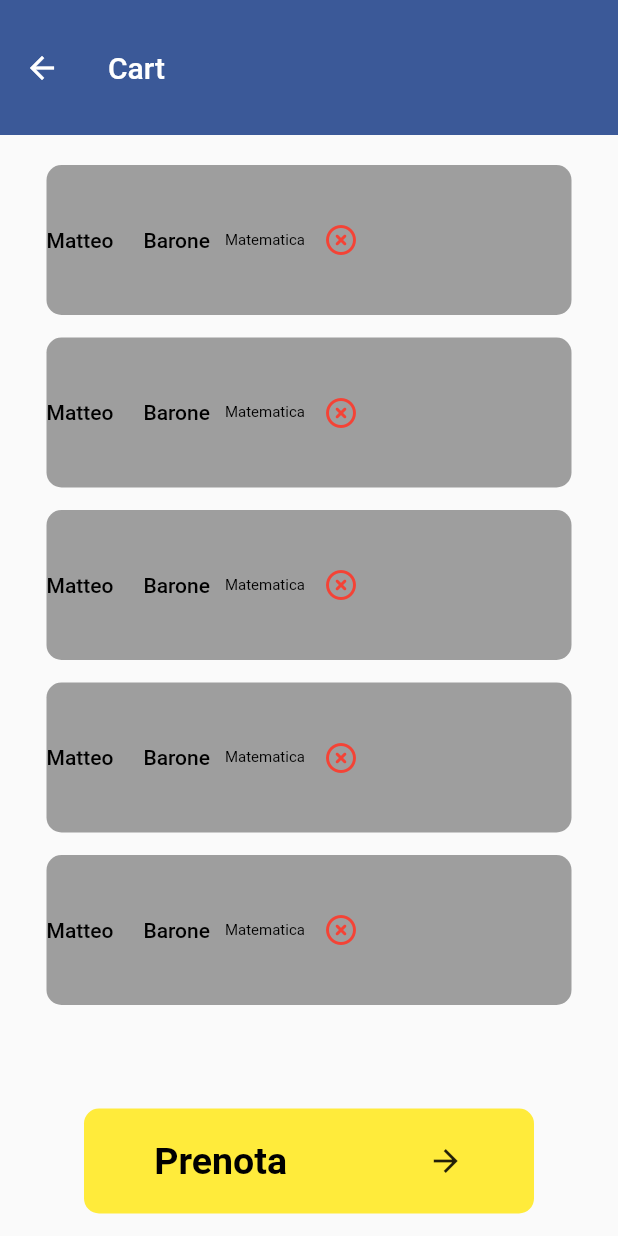
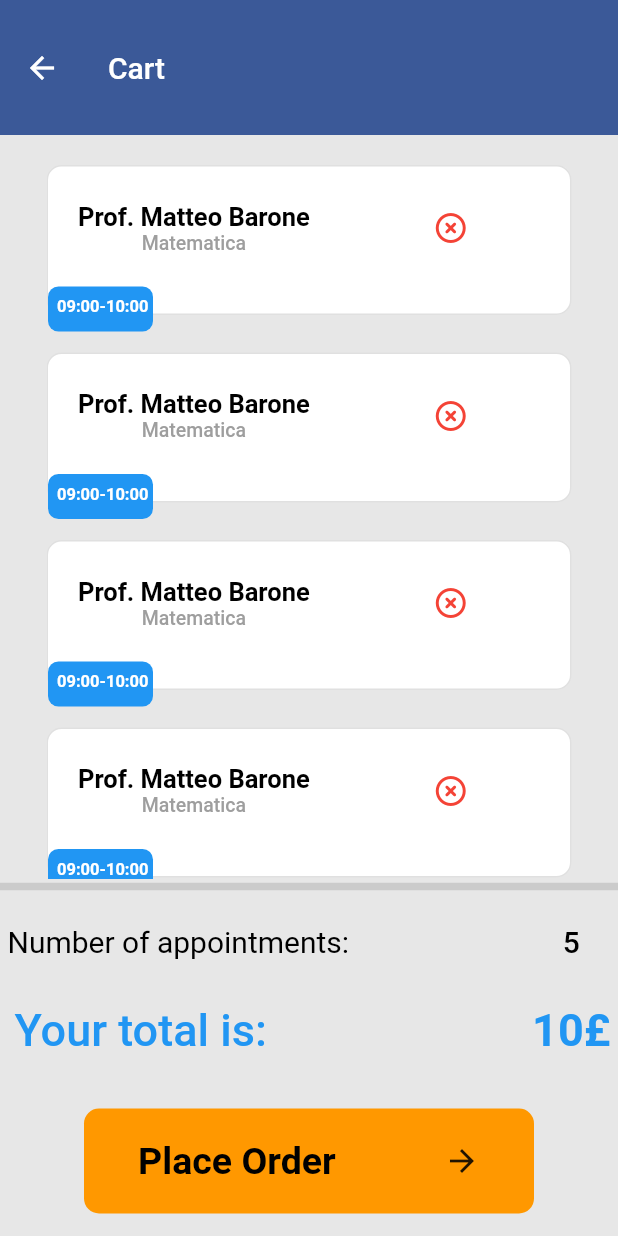
Before and after one commit to ollyexe/Booky, a Flutter app: the screen it shows after launch, after a tap on the "shopping cart" icon, on a phone screen of 412 x 824 dp. Run offline on Flutter 3.47's test engine with Material 2 defaults, Android fonts, the phone set to English and light mode, and no system bars; our stand-ins replace animated_bottom_navigation_bar, auto_size_text, table_calendar.

Commit message:
Cart is done+Doing SingleLecture+changed Background Color

```diff
--- a/lib/NavigationBar/Calendar.dart
+++ b/lib/NavigationBar/Calendar.dart
@@ -20,6 +20,7 @@ class _CalendarState extends State<Calendar> {
   @override
   Widget build(BuildContext context) {
     return Scaffold(
+      backgroundColor: const Color(0xFFE7E7E7),
       body: Column(
         children: [
           const SizedBox(height: 30),
--- a/lib/NavigationBar/Cart.dart
+++ b/lib/NavigationBar/Cart.dart
@@ -15,11 +15,13 @@ class _CartState extends State<Cart> {
   @override
   Widget build(BuildContext context) {
     return Scaffold(
+      backgroundColor: const Color(0xFFE7E7E7),
       body: Column(
         children: [
           customAppBar(placeholder,text),
           const SizedBox(height: 20),
           listOfAppointments(context,removeButton()),
+          totalCost("10£",5),
           const SizedBox(height: 15),
           confirmationButton(),
         ],
@@ -46,14 +48,14 @@ Widget confirmationButton(){
       child: Container(
         decoration: BoxDecoration(
           borderRadius: BorderRadius.circular(10),
-          color: Colors.yellow,
+          color: Colors.orange,
         ),
         width: 300,
         height: 70,
         child: Row(
           mainAxisAlignment: MainAxisAlignment.spaceAround,
           children: [
-            myText("Prenota", 25, Colors.black,FontWeight.w600),
+            myText("Place Order", 25, Colors.black,FontWeight.w600),
             const Icon(Icons.arrow_forward)
           ],
         ),
@@ -61,3 +63,42 @@ Widget confirmationButton(){
     ),
   );
 }
+
+
+Widget totalCost(String totalCost,int number){
+  return Column(
+    children: [
+      const Divider(height: 10,thickness: 5),
+      const SizedBox(height: 20),
+      Row(
+        mainAxisAlignment: MainAxisAlignment.spaceBetween,
+        children: [
+          Padding(
+            padding: const EdgeInsetsDirectional.fromSTEB(5, 0, 0, 0),
+            child: Column(
+              children: [
+                myText("Number of appointments:", 20, Colors.black, FontWeight.w400),
+                const SizedBox(height: 30),
+                Padding(
+                  padding: const EdgeInsetsDirectional.fromSTEB(0, 0, 50, 0),
+                  child:  myText("Your total is:",30,Colors.blue,FontWeight.w500),
+                )
+              ],
+            ),
+          ),
+          Padding(
+            padding: const EdgeInsetsDirectional.fromSTEB(0, 0, 5, 0),
+            child: Column(
+              children: [
+                myText("$number", 20, Colors.black, FontWeight.w500),
+                const SizedBox(height: 30),
+                myText(totalCost,30,Colors.blue,FontWeight.w600),
+              ],
+            ),
+          ),
+        ],
+      ),
+      const SizedBox(height: 20),
+    ],
+  );
+}
--- a/lib/NavigationBar/Homepage/HomePage.dart
+++ b/lib/NavigationBar/Homepage/HomePage.dart
@@ -18,7 +18,7 @@ class _HomePageState extends State<HomePage> {
   @override
   Widget build(BuildContext context) {
     return Scaffold(
-      backgroundColor: Colors.white,
+      backgroundColor: const Color(0xFFE7E7E7),
       body: Column(
         children: [
           header(context), //Custom Widget from MyAppBar.dart file
--- a/lib/NavigationBar/Homepage/Selection_Professor_Subject.dart
+++ b/lib/NavigationBar/Homepage/Selection_Professor_Subject.dart
@@ -7,7 +7,7 @@ Widget profSubjectButton(BuildContext context) {
   return Row(
       mainAxisAlignment: MainAxisAlignment.spaceAround,
       children: [
-        buildButton(Colors.orange,Icons.school_rounded,'Professors',context),
+        buildButton(Colors.red,Icons.school_rounded,'Professors',context),
         buildButton(Colors.green,Icons.science_rounded , 'Subjects',context)
       ]
   );
--- a/lib/NavigationBar/Orders.dart
+++ b/lib/NavigationBar/Orders.dart
@@ -13,7 +13,7 @@ class _OrdersState extends State<Orders> {
   @override
   Widget build(BuildContext context) {
     return Scaffold(
-      backgroundColor: Colors.white,
+      backgroundColor: const Color(0xFFE7E7E7),
       body: Padding(
         padding: const EdgeInsetsDirectional.fromSTEB(21, 90, 0, 0),
         child: Column(
--- a/lib/Utilities/CommonWidgets/List_of_Appointments.dart
+++ b/lib/Utilities/CommonWidgets/List_of_Appointments.dart
@@ -1,6 +1,10 @@
 import 'package:flutter/material.dart';
-import 'package:progettoium/Utilities/CommonWidgets/CommonStyles.dart';
 import 'package:progettoium/Utilities/CommonWidgets/SingleLecture.dart';
+
+Widget space(){
+  return const SizedBox(height: 25);
+}
+
 
 Widget listOfAppointments(BuildContext context,Widget widget) {
   return Expanded(
@@ -9,19 +13,17 @@ Widget listOfAppointments(BuildContext context,Widget widget) {
       child: Column(
         children: [
           singleLecture(context,"Matteo","Barone","Matematica",widget),//Add dinamic number of singleLecture
-          space,
+          space(),
           singleLecture(context,"Matteo","Barone","Matematica",widget),//Add dinamic number of singleLecture
-          space,
+          space(),
           singleLecture(context,"Matteo","Barone","Matematica",widget),//Add dinamic number of singleLecture
-          space,
+          space(),
           singleLecture(context,"Matteo","Barone","Matematica",widget),//Add dinamic number of singleLecture
-          space,
+          space(),
           singleLecture(context,"Matteo","Barone","Matematica",widget),//Add dinamic number of singleLecture
-          space
+          space(),
         ],
       ),
     ),
   );
 }
-
-SizedBox space =  const SizedBox(height:15);
--- a/lib/Utilities/CommonWidgets/SingleLecture.dart
+++ b/lib/Utilities/CommonWidgets/SingleLecture.dart
@@ -9,18 +9,47 @@ Widget singleLecture(BuildContext context, String name, String surname, String s
     child: Container(
       decoration: BoxDecoration(
         borderRadius: BorderRadius.circular(10),
-        color: Colors.grey
+        color: Colors.white,
+        border: Border.all(color: Colors.black12, width: 1),
+
       ),
       height: 100,
       width: 350,
-      child: Row(
+      child: Column(
         children: [
-          myText(name, 14, Colors.black , FontWeight.w500),
-          const SizedBox(width: 20),
-          myText(surname, 14, Colors.black, FontWeight.w500),
-          const SizedBox(width: 10),
-          myText(subject, 10, Colors.black, FontWeight.w400),
-          widget
+          Padding(
+            padding: const EdgeInsetsDirectional.fromSTEB(20, 17, 0, 0),
+            child: Row(
+              children: [
+                //Photo
+                Column(
+                  children: [
+                    myText("Prof. $name $surname", 17, Colors.black, FontWeight.bold),
+                    myText(subject, 13, Colors.grey, FontWeight.w500),
+                  ],
+                ),
+                const SizedBox(width: 70),
+                widget
+              ],
+            ),
+          ),
+          const SizedBox(height: 15),
+          Row(
+            children: [
+              Container(
+                decoration: BoxDecoration(
+                  color: Colors.blue,
+                  borderRadius: BorderRadius.circular(7)
+                ),
+                width: 70,
+                height: 30,
+                child: Padding(
+                  padding: const EdgeInsetsDirectional.fromSTEB(6, 7, 0, 0),
+                  child: myText("09:00-10:00", 11, Colors.white, FontWeight.bold),
+                )
+              )
+            ],
+          ),
         ],
       ),
     ),
--- a/lib/main.dart
+++ b/lib/main.dart
@@ -2,6 +2,7 @@
 import 'package:auto_size_text/auto_size_text.dart';
 import 'package:flutter/material.dart';
 import 'package:animated_bottom_navigation_bar/animated_bottom_navigation_bar.dart';
+import 'package:progettoium/Utilities/CommonWidgets/CommonStyles.dart';
 
 /* Navigation Bar imports */
 import 'NavigationBar/Calendar.dart';
@@ -68,7 +69,7 @@ class _RootState extends State<Root> {
     return Scaffold(
       body: screens[index],
       floatingActionButton: FloatingActionButton(
-        backgroundColor: Colors.blueAccent,
+        backgroundColor: Colors.orange,
         child: const Icon(Icons.shopping_cart),
         onPressed: () {
           Navigator.of(context).push(MaterialPageRoute(builder: (BuildContext context) => const Cart()));
@@ -79,35 +80,32 @@ class _RootState extends State<Root> {
       bottomNavigationBar: AnimatedBottomNavigationBar.builder(
       itemCount: iconList.length,
       tabBuilder: (int index, bool isActive) {
-        final color = isActive ? const Color(0xFF3B5998) : Colors.grey;
+        final color = isActive ? Colors.white : Colors.grey.shade400;
+        final double iconSize = isActive ? 28 : 24;
+        final double textSize = isActive ? 16 : 14;
         return Column(
           mainAxisSize: MainAxisSize.min,
           mainAxisAlignment: MainAxisAlignment.center,
           children: [
             Icon(
               iconList[index],
-              size: 24,
+              size: iconSize,
               color: color,
             ),
             const SizedBox(height: 4),
             Padding(
               padding: const EdgeInsets.symmetric(horizontal: 8),
-              child: AutoSizeText(
-                elements[index],
-                maxLines: 1,
-                style: TextStyle(color: color),
-                group: autoSizeGroup,
-              ),
+              child: myText(elements[index], textSize, color, FontWeight.w400)
             ),
           ],
         );
       },
-      backgroundColor: Colors.white,
+      backgroundColor: const Color(0xFF3B5998),
       elevation: 0,
       activeIndex: index,
       splashColor: Colors.blueAccent,
       splashSpeedInMilliseconds: 250,
-      notchSmoothness: NotchSmoothness.verySmoothEdge,
+      notchSmoothness: NotchSmoothness.sharpEdge,
       gapLocation: GapLocation.center,
       leftCornerRadius: 10,
       rightCornerRadius: 10,
```
